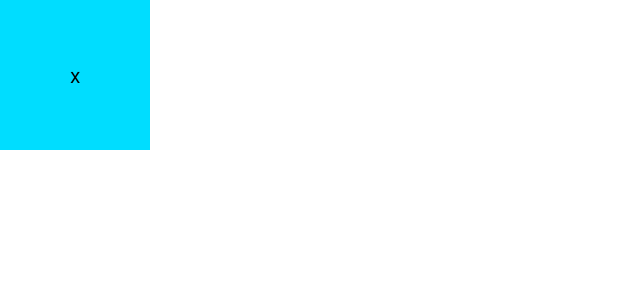
After one commit to myang321/FoodSafety, an Android app: the layout detections_list.xml on its own in the app's theme, with its tools: preview values and no code run, on a phone screen of 412 x 824 dp. The commit adds this screen. Shown: the top 300 px of the screen. Run offline under Robolectric (Android 15) with nearby library versions, the phone set to English and light mode, and no system bars.

Commit message:
done show detection detail when click detect

```diff
--- a/app/build.gradle
+++ b/app/build.gradle
@@ -6,8 +6,8 @@ android {
 
     defaultConfig {
         applicationId "app.tabsample"
-        minSdkVersion 7
-        targetSdkVersion 7
+        minSdkVersion 14
+        targetSdkVersion 14
     }
 
     buildTypes {
--- a/app/src/main/AndroidManifest.xml
+++ b/app/src/main/AndroidManifest.xml
@@ -4,7 +4,7 @@
     android:versionCode="1"
     android:versionName="1.0" >
 
-    <uses-sdk android:minSdkVersion="7" />
+    <uses-sdk android:minSdkVersion="14" />
 
     <application
         android:icon="@drawable/icon"
--- a/app/src/main/java/app/activities/DataActivity.java
+++ b/app/src/main/java/app/activities/DataActivity.java
@@ -12,7 +12,7 @@ import app.tabsample.R;
 public class DataActivity extends Activity {
     public void onCreate(Bundle savedInstanceState) {
         super.onCreate(savedInstanceState);
-        setContentView(R.layout.optionspage);
+        setContentView(R.layout.activity_data);
 
 
     }
--- /dev/null
+++ b/app/src/main/res/layout/detections_list.xml
@@ -0,0 +1,23 @@
+<?xml version="1.0" encoding="utf-8"?>
+
+<LinearLayout xmlns:android="http://schemas.android.com/apk/res/android"
+    android:layout_width="fill_parent"
+    android:layout_height="fill_parent"
+    android:id="@+id/detections_list"
+    android:orientation="vertical">
+
+    <Button xmlns:android="http://schemas.android.com/apk/res/android"
+        android:id="@+id/button_close_detection"
+        android:background="@android:color/holo_blue_bright"
+        android:layout_width="100dp"
+        android:layout_height="100dp"
+        android:text="x"
+        android:onClick="closeDetectionResult" />
+
+    <ListView
+        android:id="@+id/listview_history"
+        android:background="@android:color/black"
+        android:layout_width="wrap_content"
+        android:layout_height="wrap_content" />
+
+</LinearLayout>
```
Also changed, not shown: app/src/main/java/app/activities/DetectionActivity.java (+32 -1 lines), app/src/main/res/layout/activity_detection.xml (+3 -13 lines), app/src/main/res/layout/activity_data.xml (renamed from app/src/main/res/layout/optionspage.xml), app/src/main/res/layout/detection_list_item.xml (renamed from app/src/main/res/layout/list_item.xml), 2 other files.
